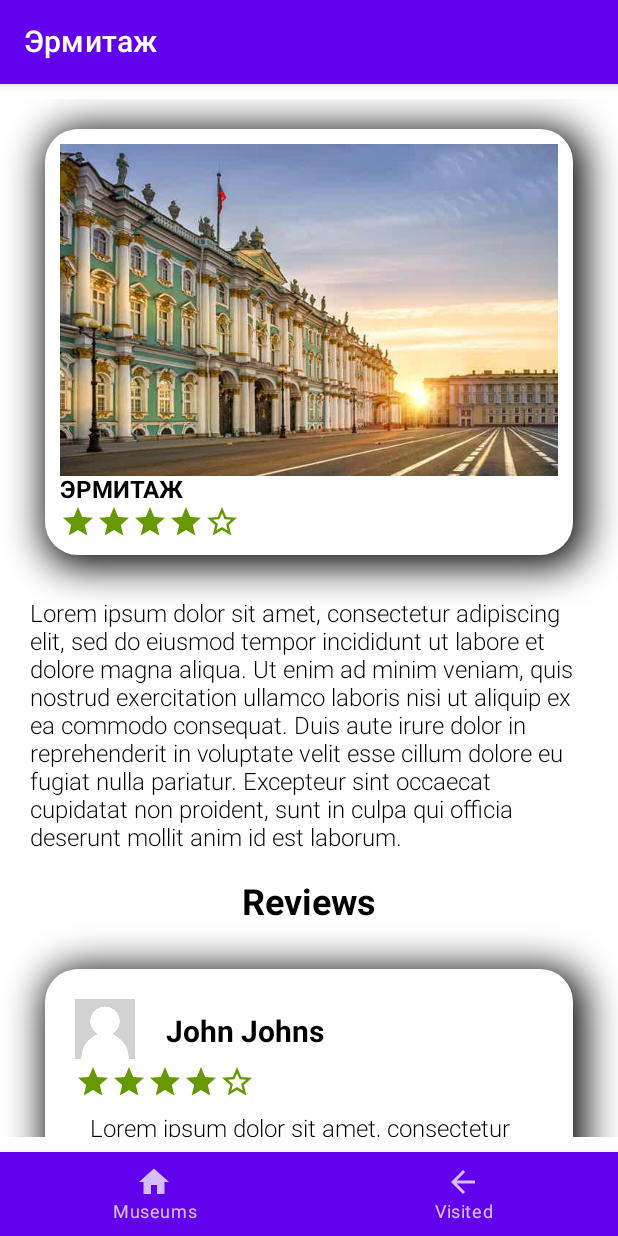
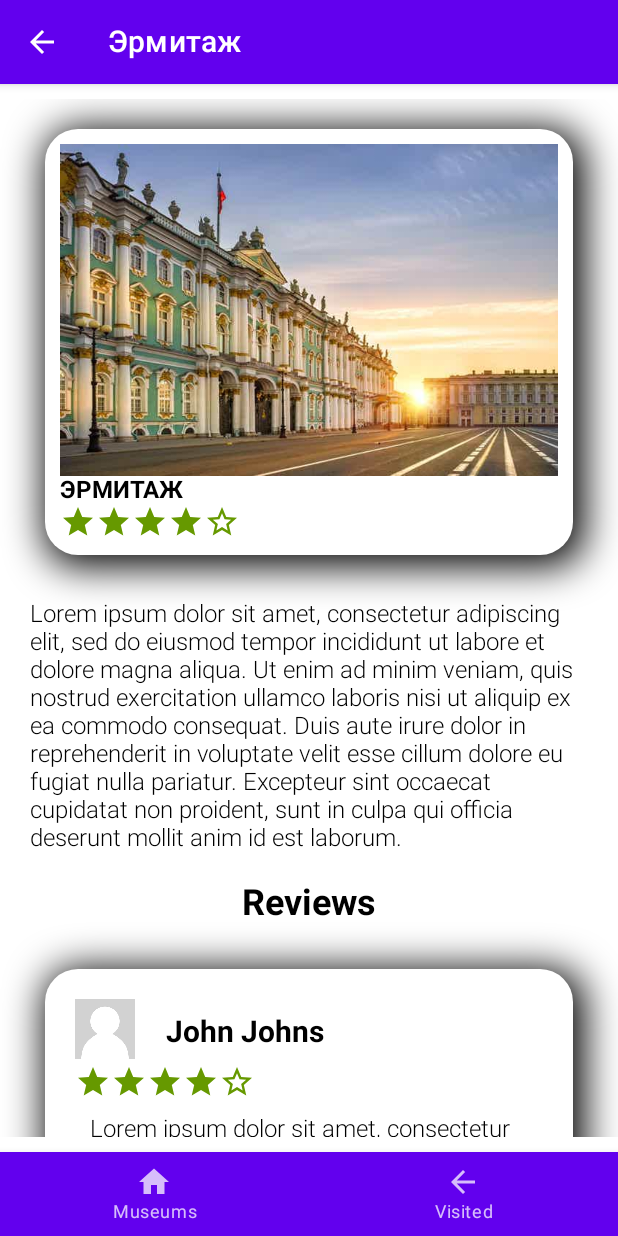
Before and after one commit to OSLL/adfmp1h23-museums, an Android app built with Jetpack Compose: the screen it shows after launch (MainActivity), after a tap on "Эрмитаж", on a phone screen of 412 x 824 dp. Run offline under Robolectric (Android 15) with nearby library versions, the phone set to English and light mode, and no system bars.

Commit message:
Add a top bar with a back button

```diff
--- a/app/src/main/java/com/itmo/museum/elements/Elements.kt
+++ b/app/src/main/java/com/itmo/museum/elements/Elements.kt
@@ -2,8 +2,9 @@ package com.itmo.museum.elements
 
 import androidx.compose.foundation.Image
 import androidx.compose.foundation.layout.*
-import androidx.compose.material.Surface
-import androidx.compose.material.Text
+import androidx.compose.material.*
+import androidx.compose.material.icons.Icons
+import androidx.compose.material.icons.filled.ArrowBack
 import androidx.compose.runtime.Composable
 import androidx.compose.ui.Alignment
 import androidx.compose.ui.Modifier
@@ -69,3 +70,21 @@ fun MuseumIndexCard(
         }
     }
 }
+
+@Composable
+fun MuseumAppTopBar(
+    titleText: String,
+    onBackClicked: () -> Unit
+) {
+    TopAppBar(
+        title = { Text(text = titleText) },
+        navigationIcon = {
+            IconButton(onClick = onBackClicked) {
+                Icon(
+                    imageVector = Icons.Filled.ArrowBack,
+                    contentDescription = "Back"
+                )
+            }
+        }
+    )
+}
--- a/app/src/main/java/com/itmo/museum/screens/MuseumProfile.kt
+++ b/app/src/main/java/com/itmo/museum/screens/MuseumProfile.kt
@@ -20,13 +20,15 @@ import com.itmo.museum.ui.theme.MuseumTheme
 @Composable
 fun MuseumProfile(
     museum: Museum = defaultMuseum,
+    onBackClicked: () -> Unit = {},
     onRouteClicked: () -> Unit = {}
 ) {
     MuseumTheme {
         Scaffold(
             topBar = {
-                TopAppBar(
-                    title = { Text(museum.name) }
+                MuseumAppTopBar(
+                    titleText = museum.name,
+                    onBackClicked = onBackClicked
                 )
             },
         ) {
--- a/app/src/main/java/com/itmo/museum/screens/Museums.kt
+++ b/app/src/main/java/com/itmo/museum/screens/Museums.kt
@@ -5,6 +5,7 @@ import androidx.compose.foundation.background
 import androidx.compose.foundation.clickable
 import androidx.compose.foundation.layout.*
 import androidx.compose.foundation.verticalScroll
+import androidx.compose.material.*
 import androidx.compose.runtime.Composable
 import androidx.compose.ui.Alignment
 import androidx.compose.ui.Modifier
@@ -12,16 +13,24 @@ import androidx.compose.ui.graphics.Color
 import androidx.compose.ui.tooling.preview.Preview
 import androidx.compose.ui.unit.dp
 import com.itmo.museum.data.MuseumDataProvider
+import com.itmo.museum.elements.MuseumAppTopBar
 import com.itmo.museum.elements.MuseumIndexCard
 import com.itmo.museum.models.Museum
 
 @Composable
 @Preview
 fun MuseumsScreen(
+    onBackClicked: () -> Unit = {},
     onMuseumClicked: (museum: String) -> Unit = {}
 ) {
+    Scaffold(
+        topBar = {
+            MuseumAppTopBar(titleText = "Museums", onBackClicked = onBackClicked)
+        }
+    ) { innerPadding ->
         Box(
             modifier = Modifier
+                .padding(innerPadding)
                 .fillMaxSize()
                 .verticalScroll(state = ScrollState(0))
                 .background(Color.Magenta),
@@ -32,6 +41,7 @@ fun MuseumsScreen(
                 onMuseumClicked = onMuseumClicked,
                 museums = MuseumDataProvider.defaultProvider.museums
             )
+        }
     }
 }
 
```
Also changed, not shown: app/src/main/java/com/itmo/museum/elements/RouteScreen.kt (+7 -9 lines), app/src/main/java/com/itmo/museum/screens/Visited.kt (+12 -3 lines). Lines whose indentation alone changed are shown as unchanged.
